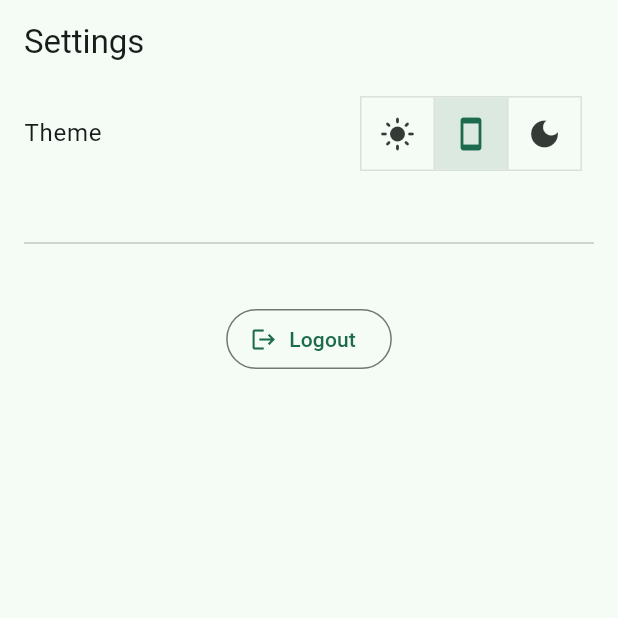
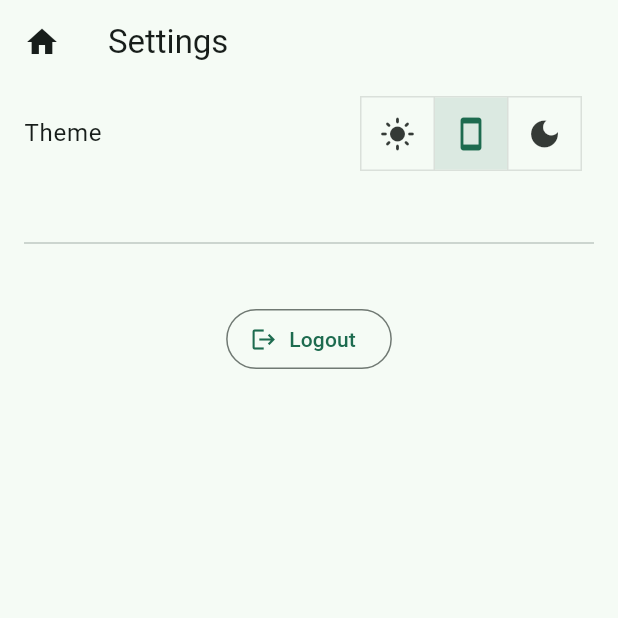
Before and after one commit to ValentinVignal/padelistas, a Flutter app: the SettingsScreen screen opened by its route, on a phone screen of 412 x 824 dp, the top half of it. Run offline on Flutter 3.47's test engine with Material 2 defaults, Android fonts, the light colour scheme and no system bars; our stand-ins replace cloud_firestore, firebase_analytics, firebase_auth, firebase_core, flutter_riverpod, flutter_svg and 5 more; missing offline and left inert: animated_collection; accounts and stored records are empty; generated files the repository leaves out were written again; statements that could not run were skipped.

Commit message:
:sparkles: Home button in the settings page

```diff
--- a/lib/screens/settings/settings_screen.dart
+++ b/lib/screens/settings/settings_screen.dart
@@ -2,8 +2,10 @@ import 'package:cloud_firestore/cloud_firestore.dart';
 import 'package:flutter/material.dart';
 import 'package:flutter_riverpod/flutter_riverpod.dart';
 
+import '../../router/routes.dart';
 import '../../services/auth.dart';
 import '../../services/auth_user_notifier.dart';
+import '../../utils/bool.dart';
 import '../../widgets/theme_switch.dart';
 
 class SettingsScreen extends ConsumerWidget {
@@ -14,6 +16,14 @@ class SettingsScreen extends ConsumerWidget {
     final isLoggedIn = ref.watch(loggedInAuthUserProvider).isLoggedIn;
     return Scaffold(
       appBar: AppBar(
+        leading: (!Navigator.of(context).canPop()).nullIfFalse(
+          IconButton(
+            onPressed: () {
+              const HomeRoute().go(context);
+            },
+            icon: const Icon(Icons.home),
+          ),
+        ),
         title: const Text('Settings'),
       ),
       body: ListView(
```
Also changed, not shown: 1 other file.
